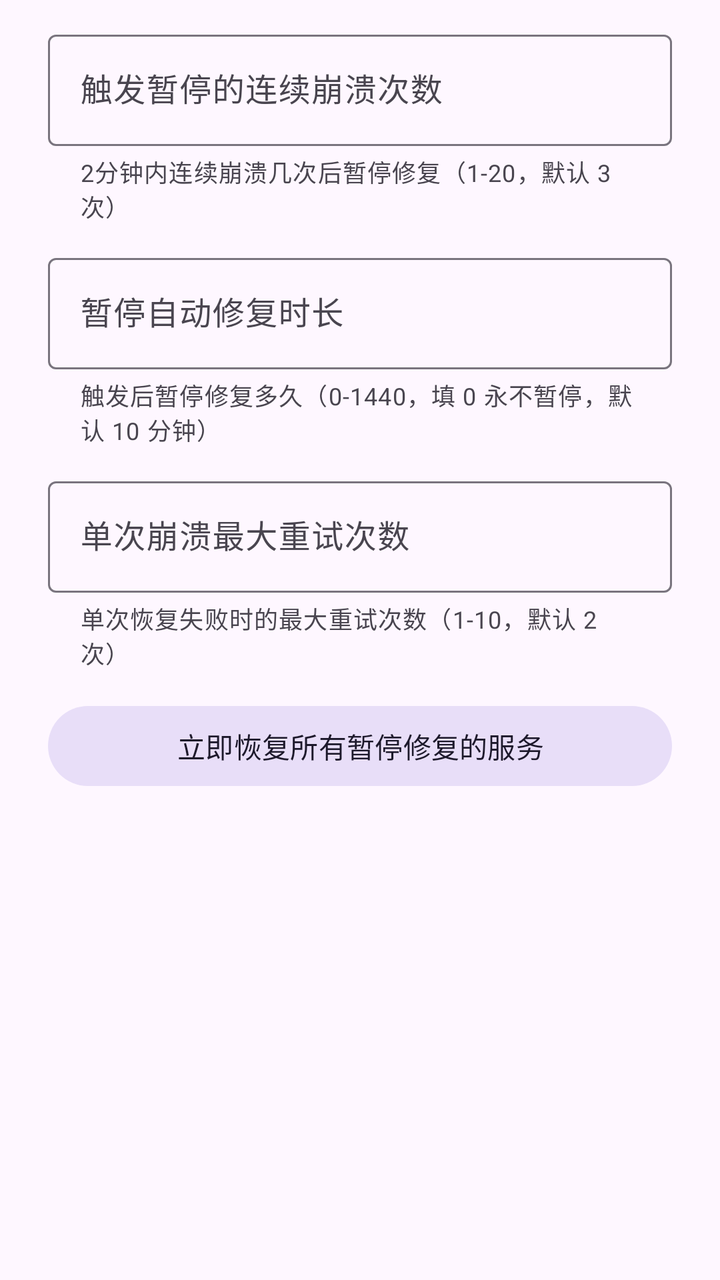
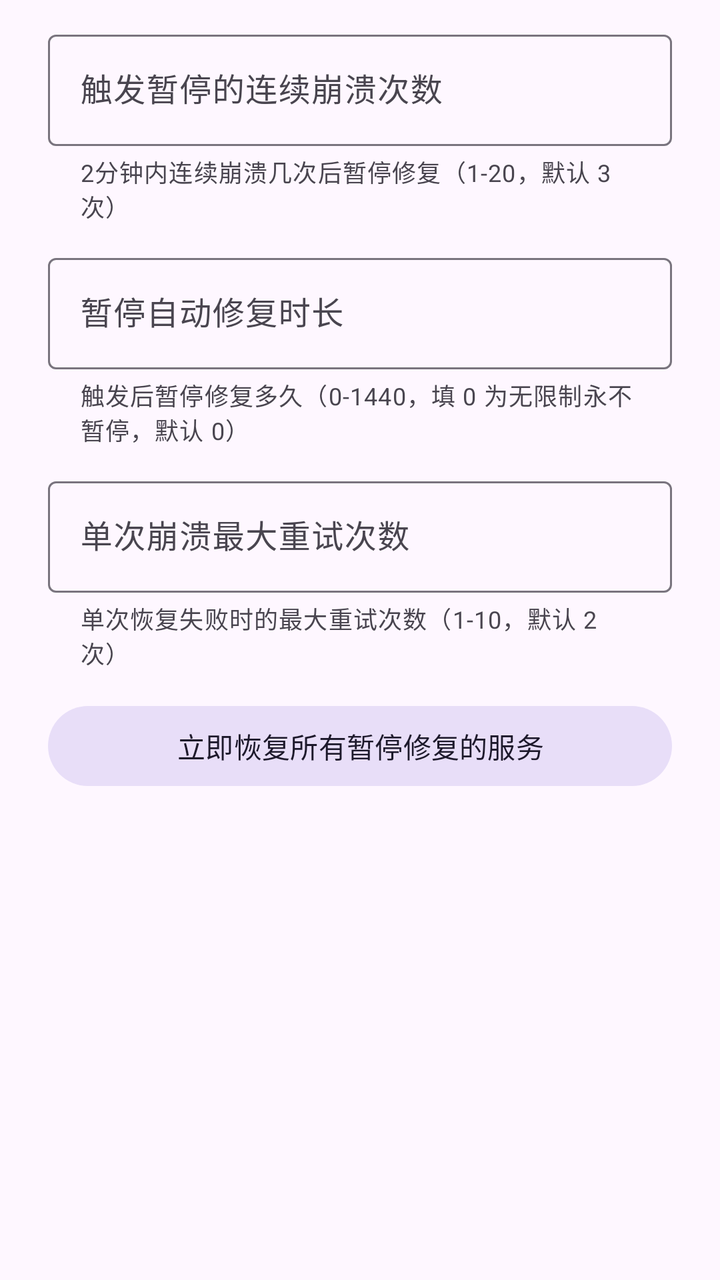

The first picture is an Android layout as it rendered before a commit; the second is the same layout after the commit. The layout source and the unified diff follow.
<!-- AndroidManifest.xml: application theme AppTheme -->
<!-- res/layout/dialog_lsposed_circuit.xml -->
<?xml version="1.0" encoding="utf-8"?>
<LinearLayout xmlns:android="http://schemas.android.com/apk/res/android"
    xmlns:app="http://schemas.android.com/apk/res-auto"
    android:layout_width="match_parent"
    android:layout_height="wrap_content"
    android:orientation="vertical"
    android:paddingLeft="24dp"
    android:paddingRight="24dp"
    android:paddingTop="12dp"
    android:paddingBottom="4dp">

    <com.google.android.material.textfield.TextInputLayout
        android:layout_width="match_parent"
        android:layout_height="wrap_content"
        style="@style/Widget.Material3.TextInputLayout.OutlinedBox"
        android:hint="触发暂停的连续崩溃次数"
        app:helperText="2分钟内连续崩溃几次后暂停修复（1-20，默认 3 次）"
        app:suffixText="次">

        <com.google.android.material.textfield.TextInputEditText
            android:id="@+id/input_threshold"
            android:layout_width="match_parent"
            android:layout_height="wrap_content"
            android:inputType="number"
            android:selectAllOnFocus="true" />
    </com.google.android.material.textfield.TextInputLayout>

    <com.google.android.material.textfield.TextInputLayout
        android:layout_width="match_parent"
        android:layout_height="wrap_content"
        android:layout_marginTop="12dp"
        style="@style/Widget.Material3.TextInputLayout.OutlinedBox"
        android:hint="暂停自动修复时长"
        app:helperText="触发后暂停修复多久（0-1440，填 0 永不暂停，默认 10 分钟）"
        app:suffixText="分钟">

        <com.google.android.material.textfield.TextInputEditText
            android:id="@+id/input_cooldown"
            android:layout_width="match_parent"
            android:layout_height="wrap_content"
            android:inputType="number"
            android:selectAllOnFocus="true" />
    </com.google.android.material.textfield.TextInputLayout>

    <com.google.android.material.textfield.TextInputLayout
        android:layout_width="match_parent"
        android:layout_height="wrap_content"
        android:layout_marginTop="12dp"
        style="@style/Widget.Material3.TextInputLayout.OutlinedBox"
        android:hint="单次崩溃最大重试次数"
        app:helperText="单次恢复失败时的最大重试次数（1-10，默认 2 次）"
        app:suffixText="次">

        <com.google.android.material.textfield.TextInputEditText
            android:id="@+id/input_max_attempts"
            android:layout_width="match_parent"
            android:layout_height="wrap_content"
            android:inputType="number"
            android:selectAllOnFocus="true" />
    </com.google.android.material.textfield.TextInputLayout>

    <com.google.android.material.button.MaterialButton
        android:id="@+id/btn_reset_circuit_state"
        style="@style/Widget.Material3.Button.TonalButton"
        android:layout_width="match_parent"
        android:layout_height="wrap_content"
        android:layout_marginTop="14dp"
        android:text="立即恢复所有暂停修复的服务" />

</LinearLayout>
<!-- resources referenced by this layout -->
<resources>
  <style name="AppTheme" parent="AppTheme.Blue" />
  <style name="AppTheme.Blue" parent="Theme.Material3.DayNight.NoActionBar">
          <item name="colorPrimary">#4759B8</item>
          <item name="colorOnPrimary">#FFFFFF</item>
          <item name="colorPrimaryContainer">#DCE1FF</item>
          <item name="colorOnPrimaryContainer">#00164E</item>
      </style>
</resources>

<!-- the commit's change to res/layout/dialog_lsposed_circuit.xml (unified diff, before → after) -->
@@ -31,7 +31,7 @@
         android:layout_marginTop="12dp"
         style="@style/Widget.Material3.TextInputLayout.OutlinedBox"
         android:hint="暂停自动修复时长"
-        app:helperText="触发后暂停修复多久（0-1440，填 0 永不暂停，默认 10 分钟）"
+        app:helperText="触发后暂停修复多久（0-1440，填 0 为无限制永不暂停，默认 0）"
         app:suffixText="分钟">
 
         <com.google.android.material.textfield.TextInputEditText
